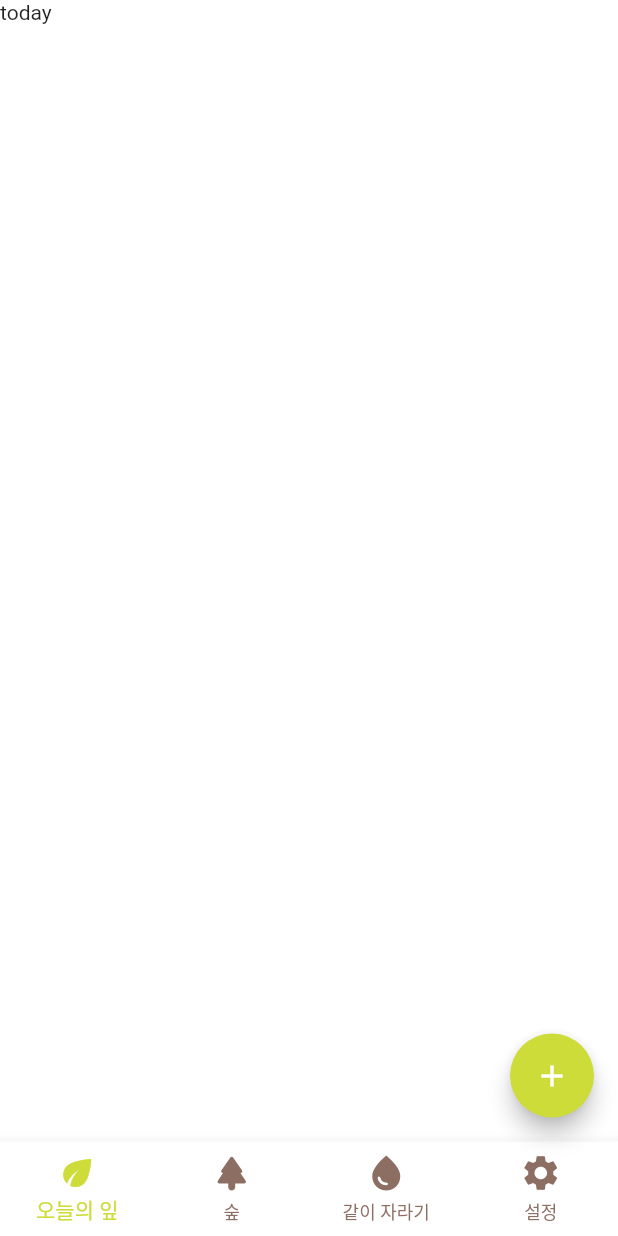
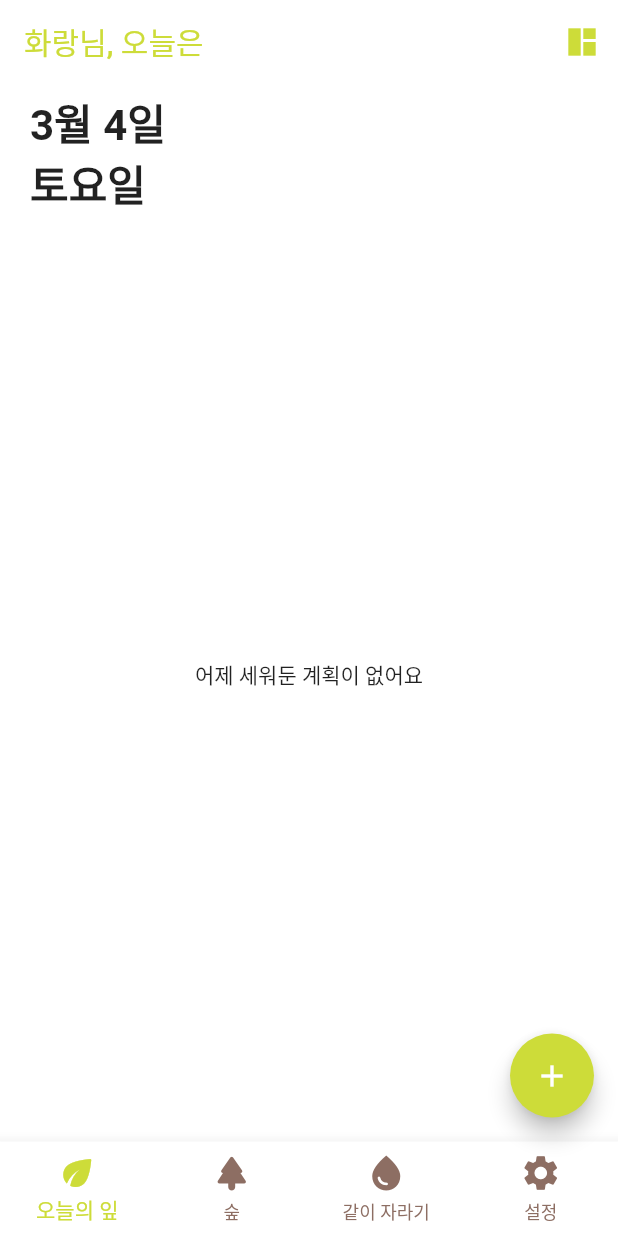
Before and after one commit to leehwarang/fluttering-flutter, a Flutter app: the screen it shows after launch, on a phone screen of 412 x 824 dp. Run offline on Flutter 3.47's test engine with Material 2 defaults, Android fonts, the phone set to English and light mode, and no system bars; our stand-ins replace shared_preferences.

Commit message:
feat: home 화면 러프하게 잡기

```diff
--- a/lib/screens/home_screen.dart
+++ b/lib/screens/home_screen.dart
@@ -7,18 +7,77 @@ class HomeScreen extends StatelessWidget {
   HomeScreen({super.key});
   late BottomNavigationBarProvider _bottomNavigationBarProvider;
 
+  // 날짜를 어딘가에서 보여주긴해야 할 듯
+
   @override
   Widget build(BuildContext context) {
     _bottomNavigationBarProvider =
         Provider.of<BottomNavigationBarProvider>(context);
 
+    const String nickname = "화랑";
+    final String appBartitle = _bottomNavigationBarProvider.leafType == "today"
+        ? '$nickname님, 오늘은'
+        : '$nickname님, 내일은';
+
+    final String emptyContentText =
+        _bottomNavigationBarProvider.leafType == "today"
+            ? '어제 세워둔 계획이 없어요'
+            : '아직 세워둔 계획이 없어요';
+
     return Scaffold(
       backgroundColor: Colors.white,
+      appBar: AppBar(
+        elevation: 0,
+        backgroundColor: Colors.white,
+        centerTitle: false,
+        title: Text(
+          appBartitle,
+          style: const TextStyle(
+            color: Colors.lime,
+          ),
+        ),
+        actions: [
+          IconButton(
+            onPressed: () => {},
+            splashColor: Colors.transparent,
+            highlightColor: Colors.transparent,
+            icon: const Icon(
+              Icons.space_dashboard_sharp,
+              color: Colors.lime,
+            ),
+          )
+        ],
+      ),
       body: SafeArea(
-        child: Column(
-          children: [
-            Text(_bottomNavigationBarProvider.leafType),
-          ],
+        child: Padding(
+          padding: const EdgeInsets.symmetric(
+            vertical: 5,
+            horizontal: 20,
+          ),
+          child: Column(
+            children: [
+              Row(
+                children: const [
+                  Text(
+                    "3월 4일\n토요일",
+                    style: TextStyle(
+                      fontSize: 28,
+                      fontWeight: FontWeight.w700,
+                    ),
+                  ),
+                ],
+              ),
+              Expanded(
+                child: Row(
+                  mainAxisAlignment: MainAxisAlignment.center,
+                  crossAxisAlignment: CrossAxisAlignment.center,
+                  children: [
+                    Text(emptyContentText),
+                  ],
+                ),
+              )
+            ],
+          ),
         ),
       ),
     );
```
